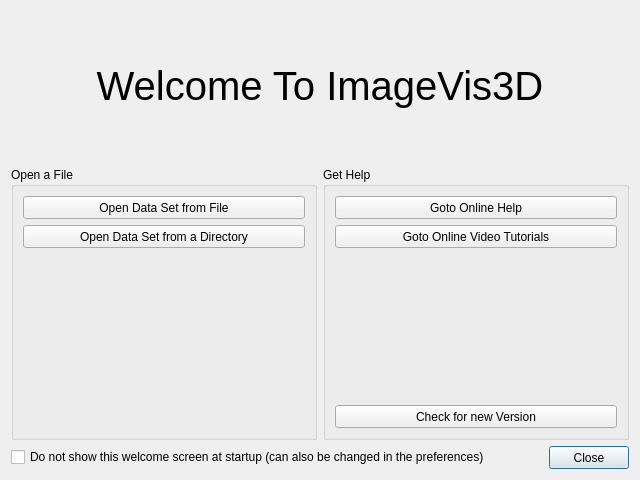
SCIInstitute/ImageVis3D, file ImageVis3D/UI/UI/Welcome.ui: the form before one commit.
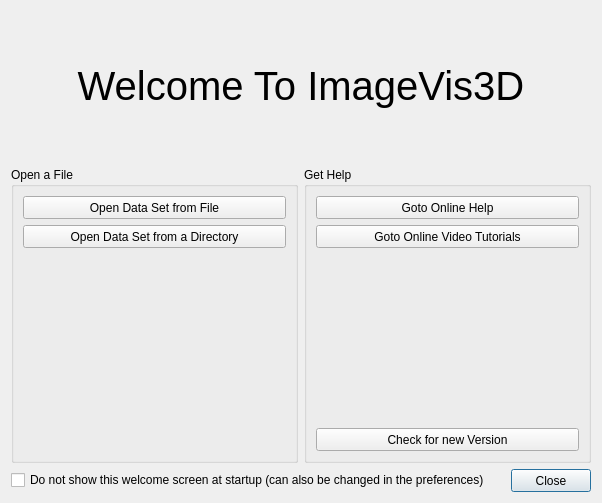
The form after the commit.

Diff of the .ui file:
```diff
--- a/ImageVis3D/UI/UI/Welcome.ui
+++ b/ImageVis3D/UI/UI/Welcome.ui
@@ -8,8 +8,8 @@
    <rect>
     <x>0</x>
     <y>0</y>
-    <width>640</width>
-    <height>480</height>
+    <width>602</width>
+    <height>503</height>
    </rect>
   </property>
   <property name="sizePolicy" >
```
